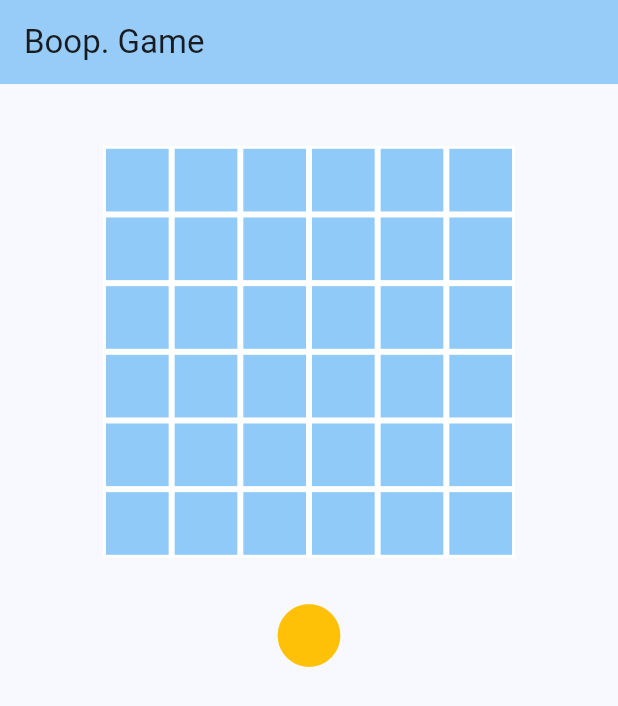
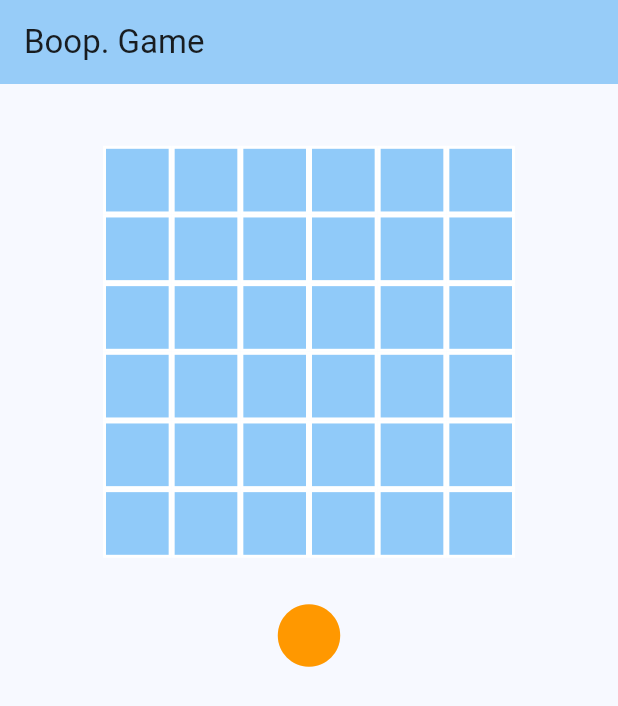
Before and after one commit to LiamWhitenack/boop, a Flutter app: the screen it shows after launch, on a phone screen of 412 x 824 dp. Shown: the top 706 px of the screen. Run offline on Flutter 3.47's test engine with Material 2 defaults, Android fonts, the phone set to English and light mode, and no system bars.

Commit message:
ui changes - pieces and quilt color update

```diff
--- a/lib/board.dart
+++ b/lib/board.dart
@@ -27,13 +27,13 @@ class Board {
 
     // return if the piece isn't placed on an open spot
     if (grid[row][column] != null) {
-      print('please place on open spot');
+      // print('please place on open spot');
       return;
     }
 
     // return if the player is out of cats to place
     if (player.kittens.isEmpty) {
-      print('not enough cats to place!');
+      // print('not enough cats to place!');
       return;
     }
 
@@ -57,13 +57,13 @@ class Board {
 
     // return if the piece isn't placed on an open spot
     if (grid[row][column] != null) {
-      print('please place on open spot');
+      // print('please place on open spot');
       return;
     }
 
     // return if the player is out of kittens to place
     if (player.kittens.isEmpty) {
-      print('not enough kittens to place!');
+      // print('not enough kittens to place!');
       return;
     }
 
@@ -138,6 +138,10 @@ class Board {
         tempGrid[row + i][column + j] = null;
       }
     }
+  }
+
+  bool cellGoingToBeChangedOnUpdate(int row, int column) {
+    return tempGrid[row][column] != grid[row][column];
   }
 
   void updateGrid() {
--- a/lib/game_flow.dart
+++ b/lib/game_flow.dart
@@ -3,6 +3,7 @@
 import 'dart:io';
 
 import 'package:boop/player.dart';
+import 'package:flutter/material.dart';
 import 'board.dart';
 // import 'package:flutter/material.dart';
 
@@ -27,8 +28,8 @@ String? takeTurn(Board board, Player player1, String pieceType, int row, int col
 }
 
 void playGame() {
-  Player ralph = Player('Ralph');
-  Player jack = Player('Jack');
+  Player ralph = Player('Ralph', Colors.orange);
+  Player jack = Player('Jack', Colors.orange);
 
   Board board = Board();
 
--- a/lib/grid.dart
+++ b/lib/grid.dart
@@ -1,3 +1,4 @@
+import 'package:boop/kittens_and_cats.dart';
 import 'package:boop/player.dart';
 import 'package:flutter/material.dart';
 
@@ -27,15 +28,14 @@ class _GridState extends State<Grid> {
   List<List<bool>> isDragOver = List.generate(6, (row) => List.filled(6, true));
   String? winner;
   bool playerOneTurn = true;
-  Color getCellColor(dynamic value, Player playerOne) {
-    if (value == null) {
-      return Colors.blue.shade200;
+  Color getCellColor(int row, int column) {
+    // if (row == placementRow && column == placementColumn) {
+    //   return Colors.blue.shade200;
+    // }
+    if (widget.board.cellGoingToBeChangedOnUpdate(row, column)) {
+      return Colors.blue.shade100;
     }
-    if (value.player == playerOne) {
-      return Colors.amber;
-    } else {
-      return Colors.grey;
-    }
+    return Colors.blue.shade200;
   }
 
   @override
@@ -54,7 +54,7 @@ class _GridState extends State<Grid> {
       itemBuilder: (BuildContext context, int index) {
         int row = index ~/ widget.board.tempGrid[0].length;
         int column = index % widget.board.tempGrid[0].length;
-        Color cellColor = getCellColor(widget.board.tempGrid[row][column], widget.playerOne);
+        Color cellColor = getCellColor(row, column);
         return DragTarget<String>(
           onAccept: (value) {
             widget.board.updateGrid();
@@ -94,17 +94,18 @@ class _GridState extends State<Grid> {
             return widget.board.grid[row][column] == null;
           },
           builder: (context, candidateData, rejectedData) {
+            late Widget cellContents;
+            if (widget.board.tempGrid[row][column] != null) {
+              cellContents = widget.board.tempGrid[row][column].widget;
+            } else {
+              cellContents = const SizedBox();
+            }
             return Container(
               decoration: BoxDecoration(
                 color: cellColor,
                 border: Border.all(color: Colors.white, width: 2),
               ),
-              child: Center(
-                child: Text(
-                  widget.board.tempGrid[row][column]?.toString() ?? '',
-                  style: const TextStyle(color: Colors.white),
-                ),
-              ),
+              child: cellContents,
             );
           },
         );
--- a/lib/kittens_and_cats.dart
+++ b/lib/kittens_and_cats.dart
@@ -1,12 +1,58 @@
 // import 'package:flutter/material.dart';
 import 'package:boop/player.dart';
+import 'package:flutter/material.dart';
 
 class Kitten {
   final Player player;
-  Kitten(this.player);
+  late Widget widget;
+  Kitten(this.player) {
+    widget = KittenWidget(kittenColor: player.color);
+  }
 }
 
 class Cat {
   final Player player;
-  Cat(this.player);
+  late Widget widget;
+  Cat(this.player) {
+    widget = CatWidget(catColor: player.color);
+  }
 }
+
+class CatWidget extends StatelessWidget {
+  final Color catColor;
+
+  const CatWidget({
+    super.key,
+    required this.catColor,
+  });
+
+  @override
+  Widget build(BuildContext context) {
+    return Center(
+      child: Container(
+        color: catColor,
+        height: 50,
+        width: 50,
+      ),
+    );
+  }
+}
+
+class KittenWidget extends StatelessWidget {
+  final Color kittenColor;
+  const KittenWidget({
+    super.key,
+    required this.kittenColor,
+  });
+
+  @override
+  Widget build(BuildContext context) {
+    return Center(
+      child: Icon(
+        Icons.circle,
+        color: kittenColor,
+        size: 50,
+      ),
+    );
+  }
+}
--- a/lib/main.dart
+++ b/lib/main.dart
@@ -24,8 +24,8 @@ class MyApp extends StatelessWidget {
       home: Scaffold(
         body: MyGamePage(
           title: 'Boop. Game',
-          playerOne: Player('Ralph'),
-          playerTwo: Player('Jack'),
+          playerOne: Player('Ralph', Colors.orange),
+          playerTwo: Player('Jack', Colors.grey),
           board: Board(),
         ),
       ),
--- a/lib/my_game_page.dart
+++ b/lib/my_game_page.dart
@@ -1,5 +1,6 @@
 import 'package:flutter/material.dart';
 import 'grid.dart';
+import 'kittens_and_cats.dart';
 import 'player.dart';
 import 'board.dart';
 
@@ -68,38 +69,24 @@ class _MyGamePageState extends State<MyGamePage> {
               child: Row(
                 mainAxisAlignment: MainAxisAlignment.center,
                 children: [
+                  // cats
                   activePlayer.cats.isNotEmpty
                       // true
                       ? Draggable<String>(
                           data: 'Cat',
-                          feedback: Container(
-                            color: Colors.amber,
-                            height: 50,
-                            width: 50,
-                          ),
-                          child: Container(
-                            color: Colors.amber,
-                            height: 50,
-                            width: 50,
-                          ),
-                        )
+                          feedback: CatWidget(catColor: activePlayer.color),
+                          child: CatWidget(catColor: activePlayer.color))
                       : const SizedBox(),
+                  // space between
                   activePlayer.cats.isNotEmpty && activePlayer.kittens.isNotEmpty
                       ? const SizedBox(width: 100)
                       : const SizedBox(),
+                  // kittens
                   activePlayer.kittens.isNotEmpty
-                      ? const Draggable<String>(
+                      ? Draggable<String>(
                           data: 'Kitten',
-                          feedback: Icon(
-                            Icons.circle,
-                            color: Colors.amber,
-                            size: 50,
-                          ),
-                          child: Icon(
-                            Icons.circle,
-                            color: Colors.amber,
-                            size: 50,
-                          ),
+                          feedback: KittenWidget(kittenColor: activePlayer.color),
+                          child: KittenWidget(kittenColor: activePlayer.color),
                         )
                       : const SizedBox(),
                 ],
--- a/lib/player.dart
+++ b/lib/player.dart
@@ -1,10 +1,13 @@
+import 'package:flutter/material.dart';
+
 import 'kittens_and_cats.dart';
 
 class Player {
   late List<Kitten> kittens;
   List<Cat> cats = [];
   final String name;
-  Player(this.name) {
+  final Color color;
+  Player(this.name, this.color) {
     kittens = List.filled(8, Kitten(this), growable: true);
   }
 
```
